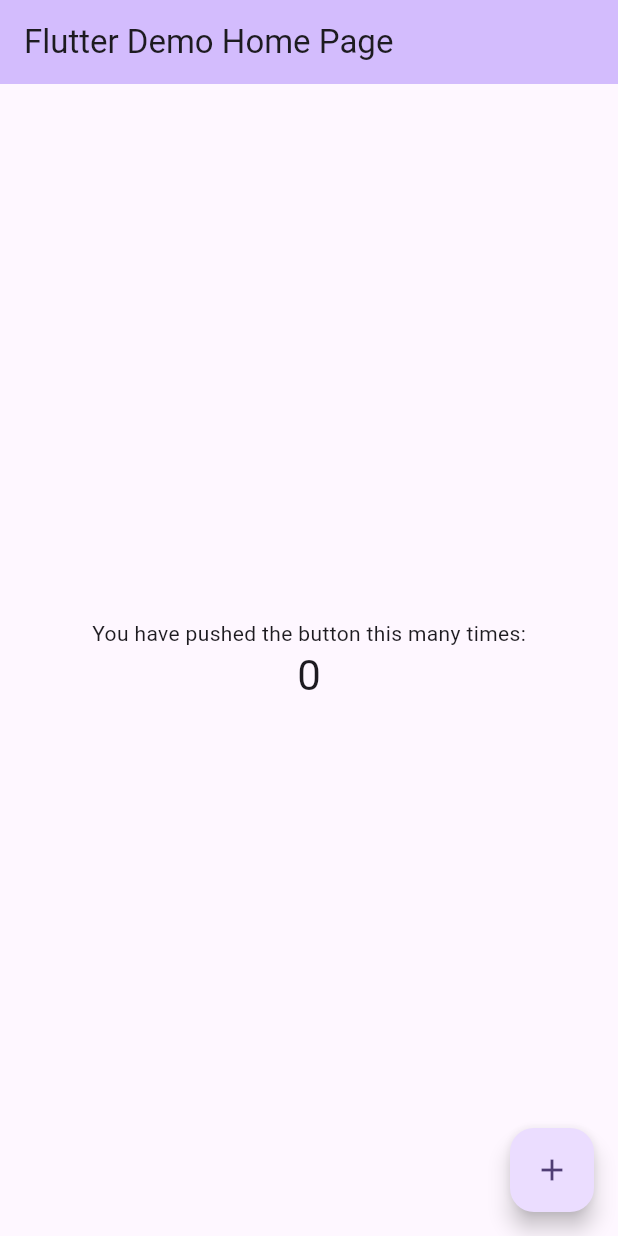
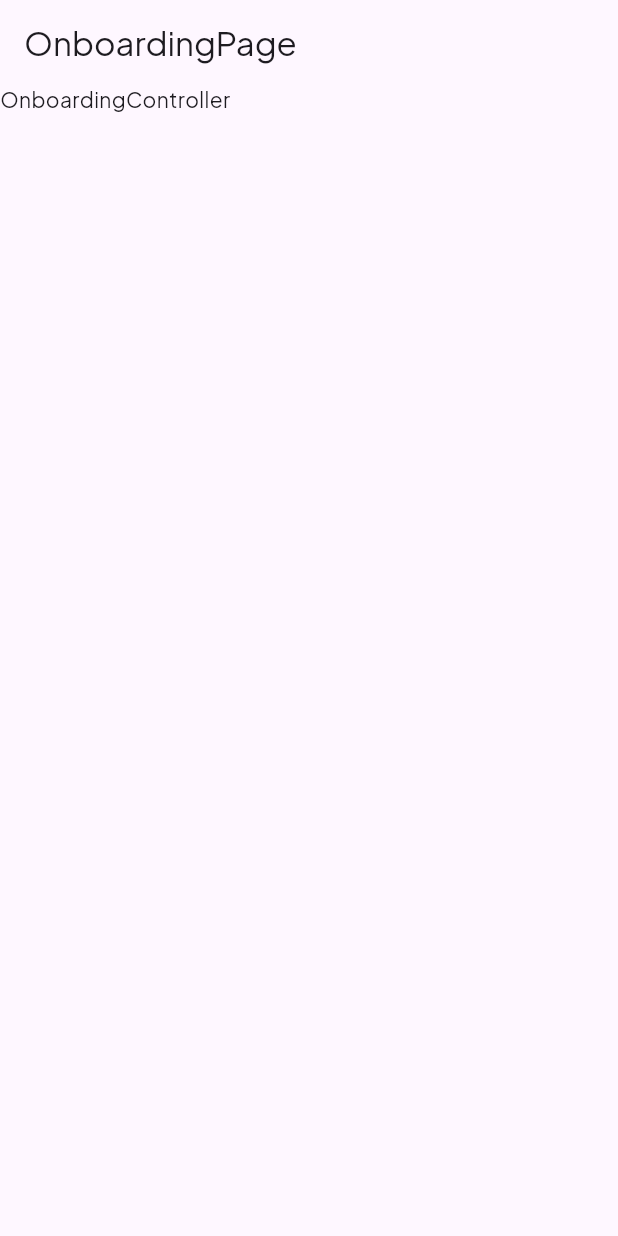
Before and after one commit to Ibrohimstilllearning/lsp_mkc_app, a Flutter app: the screen it shows after launch, on a phone screen of 412 x 824 dp. Run offline on Flutter 3.47's test engine with Material 3 defaults, Android fonts, the phone set to English and light mode, and no system bars; our stand-ins replace get, google_fonts.

Commit message:
New Changes

```diff
--- a/lib/main.dart
+++ b/lib/main.dart
@@ -1,4 +1,8 @@
 import 'package:flutter/material.dart';
+import 'package:get/get_navigation/src/root/get_material_app.dart';
+import 'package:google_fonts/google_fonts.dart';
+import 'package:lsp_mkc_app/pages/onboarding_page.dart';
+import 'package:lsp_mkc_app/routes/app_routes.dart';
 
 void main() {
   runApp(const MyApp());
@@ -7,116 +11,17 @@ void main() {
 class MyApp extends StatelessWidget {
   const MyApp({super.key});
 
-  // This widget is the root of your application.
   @override
   Widget build(BuildContext context) {
-    return MaterialApp(
-      title: 'Flutter Demo',
+    return GetMaterialApp(
       theme: ThemeData(
-        // This is the theme of your application.
-        //
-        // TRY THIS: Try running your application with "flutter run". You'll see
-        // the application has a purple toolbar. Then, without quitting the app,
-        // try changing the seedColor in the colorScheme below to Colors.green
-        // and then invoke "hot reload" (save your changes or press the "hot
-        // reload" button in a Flutter-supported IDE, or press "r" if you used
-        // the command line to start the app).
-        //
-        // Notice that the counter didn't reset back to zero; the application
-        // state is not lost during the reload. To reset the state, use hot
-        // restart instead.
-        //
-        // This works for code too, not just values: Most code changes can be
-        // tested with just a hot reload.
-        colorScheme: .fromSeed(seedColor: Colors.deepPurple),
+        textTheme: GoogleFonts.plusJakartaSansTextTheme(
+          Theme.of(context).textTheme,
+        ),
       ),
-      home: const MyHomePage(title: 'Flutter Demo Home Page'),
+      debugShowCheckedModeBanner: false,
+      home: OnboardingPage(),
+      getPages: AppRoutes.getRoutes(),
     );
   }
 }
-
-class MyHomePage extends StatefulWidget {
-  const MyHomePage({super.key, required this.title});
-
-  // This widget is the home page of your application. It is stateful, meaning
-  // that it has a State object (defined below) that contains fields that affect
-  // how it looks.
-
-  // This class is the configuration for the state. It holds the values (in this
-  // case the title) provided by the parent (in this case the App widget) and
-  // used by the build method of the State. Fields in a Widget subclass are
-  // always marked "final".
-
-  final String title;
-
-  @override
-  State<MyHomePage> createState() => _MyHomePageState();
-}
-
-class _MyHomePageState extends State<MyHomePage> {
-  int _counter = 0;
-
-  void _incrementCounter() {
-    setState(() {
-      // This call to setState tells the Flutter framework that something has
-      // changed in this State, which causes it to rerun the build method below
-      // so that the display can reflect the updated values. If we changed
-      // _counter without calling setState(), then the build method would not be
-      // called again, and so nothing would appear to happen.
-      _counter++;
-    });
-  }
-
-  @override
-  Widget build(BuildContext context) {
-    // This method is rerun every time setState is called, for instance as done
-    // by the _incrementCounter method above.
-    //
-    // The Flutter framework has been optimized to make rerunning build methods
-    // fast, so that you can just rebuild anything that needs updating rather
-    // than having to individually change instances of widgets.
-    return Scaffold(
-      appBar: AppBar(
-        // TRY THIS: Try changing the color here to a specific color (to
-        // Colors.amber, perhaps?) and trigger a hot reload to see the AppBar
-        // change color while the other colors stay the same.
-        backgroundColor: Theme.of(context).colorScheme.inversePrimary,
-        // Here we take the value from the MyHomePage object that was created by
-        // the App.build method, and use it to set our appbar title.
-        title: Text(widget.title),
-      ),
-      body: Center(
-        // Center is a layout widget. It takes a single child and positions it
-        // in the middle of the parent.
-        child: Column(
-          // Column is also a layout widget. It takes a list of children and
-          // arranges them vertically. By default, it sizes itself to fit its
-          // children horizontally, and tries to be as tall as its parent.
-          //
-          // Column has various properties to control how it sizes itself and
-          // how it positions its children. Here we use mainAxisAlignment to
-          // center the children vertically; the main axis here is the vertical
-          // axis because Columns are vertical (the cross axis would be
-          // horizontal).
-          //
-          // TRY THIS: Invoke "debug painting" (choose the "Toggle Debug Paint"
-          // action in the IDE, or press "p" in the console), to see the
-          // wireframe for each widget.
-          mainAxisAlignment: .center,
-          children: [
-            const Text('You have pushed the button this many times:'),
-            Text(
-              '$_counter',
-              style: Theme.of(context).textTheme.headlineMedium,
-            ),
-          ],
-        ),
-      ),
-      floatingActionButton: FloatingActionButton(
-        onPressed: _incrementCounter,
-        tooltip: 'Increment',
-        child: const Icon(Icons.add),
-      ),
-    );
-  }
-}
--- /dev/null
+++ b/lib/pages/onboarding_controller.dart
@@ -0,0 +1,6 @@
+import 'package:get/get.dart';
+
+class OnboardingController extends GetxController {
+
+
+}
--- /dev/null
+++ b/lib/pages/onboarding_page.dart
@@ -0,0 +1,19 @@
+import 'package:flutter/material.dart';
+import 'package:get/get.dart';
+import 'package:lsp_mkc_app/pages/onboarding_controller.dart';
+
+class OnboardingPage extends GetView<OnboardingController> {
+  const OnboardingPage({super.key});
+
+
+  @override
+  Widget build(BuildContext context) {
+
+    return Scaffold(
+    appBar: AppBar(title: Text('OnboardingPage')),
+
+    body: SafeArea(
+      child: Text('OnboardingController'))
+    );
+  }
+}
--- /dev/null
+++ b/lib/routes/app_pages.dart
@@ -0,0 +1,6 @@
+class AppPages {
+  static const String onboarding = '/onboarding',
+      login = '/login',
+      register = '/register';
+
+}
--- /dev/null
+++ b/lib/routes/app_routes.dart
@@ -0,0 +1,16 @@
+import 'package:get/get.dart';
+import 'package:lsp_mkc_app/pages/onboarding_controller.dart';
+import 'package:lsp_mkc_app/pages/onboarding_page.dart';
+import 'package:lsp_mkc_app/routes/app_pages.dart';
+
+class AppRoutes {
+  static getRoutes() => [
+    GetPage(
+      name: AppPages.onboarding,
+      page: () => const OnboardingPage(),
+      binding: BindingsBuilder(() {
+        Get.put(OnboardingController());
+      }),
+    ),
+  ];
+}
--- /dev/null
+++ b/lib/utils/constant.dart
@@ -0,0 +1,8 @@
+import 'package:flutter/material.dart';
+
+// LSP MKC Color
+const Color mainColor = Color(0xFF009447);
+const Color secondaryText = Color(0xFF7f7f7f);
+const Color primaryText = Color(0xFF1f1f1f);
+
+// LSP MKC Text Style
--- a/pubspec.yaml
+++ b/pubspec.yaml
@@ -34,6 +34,8 @@ dependencies:
   # The following adds the Cupertino Icons font to your application.
   # Use with the CupertinoIcons class for iOS style icons.
   cupertino_icons: ^1.0.8
+  get: ^4.7.3
+  google_fonts: ^8.0.0
 
 dev_dependencies:
   flutter_test:
```
Also changed, not shown: pubspec.lock.
